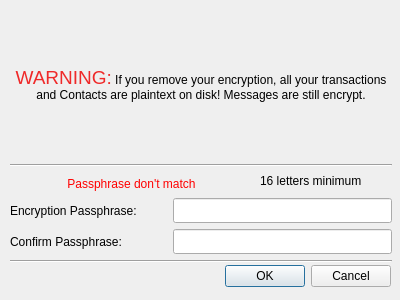
This is src/removeencryption.ui in jahway603/SilentDragonLite as Qt 5 draws it before an edit. The edited form follows.
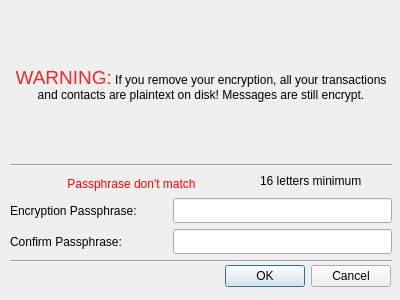
This is the edited form.

```diff
--- a/src/removeencryption.ui
+++ b/src/removeencryption.ui
@@ -91,7 +91,7 @@
     </rect>
    </property>
    <property name="text">
-    <string>&lt;html&gt;&lt;head/&gt;&lt;body&gt;&lt;p&gt;&lt;span style=&quot; font-size:14pt; color:#ef2929;&quot;&gt;WARNING:&lt;/span&gt; If you remove your encryption, all your transactions and Contacts are plaintext on disk! Messages are still encrypt.&lt;/p&gt;&lt;/body&gt;&lt;/html&gt;</string>
+    <string>&lt;html&gt;&lt;head/&gt;&lt;body&gt;&lt;p&gt;&lt;span style=&quot; font-size:14pt; color:#ef2929;&quot;&gt;WARNING:&lt;/span&gt; If you remove your encryption, all your transactions and contacts are plaintext on disk! Messages are still encrypt.&lt;/p&gt;&lt;/body&gt;&lt;/html&gt;</string>
    </property>
    <property name="alignment">
     <set>Qt::AlignCenter</set>
```
